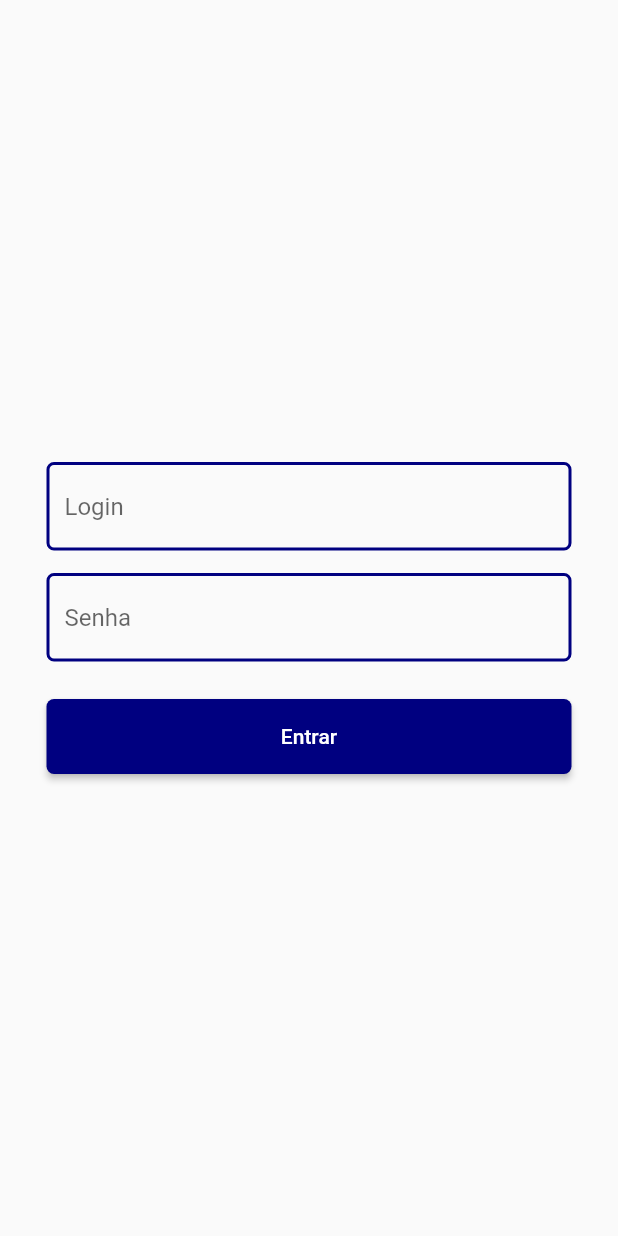
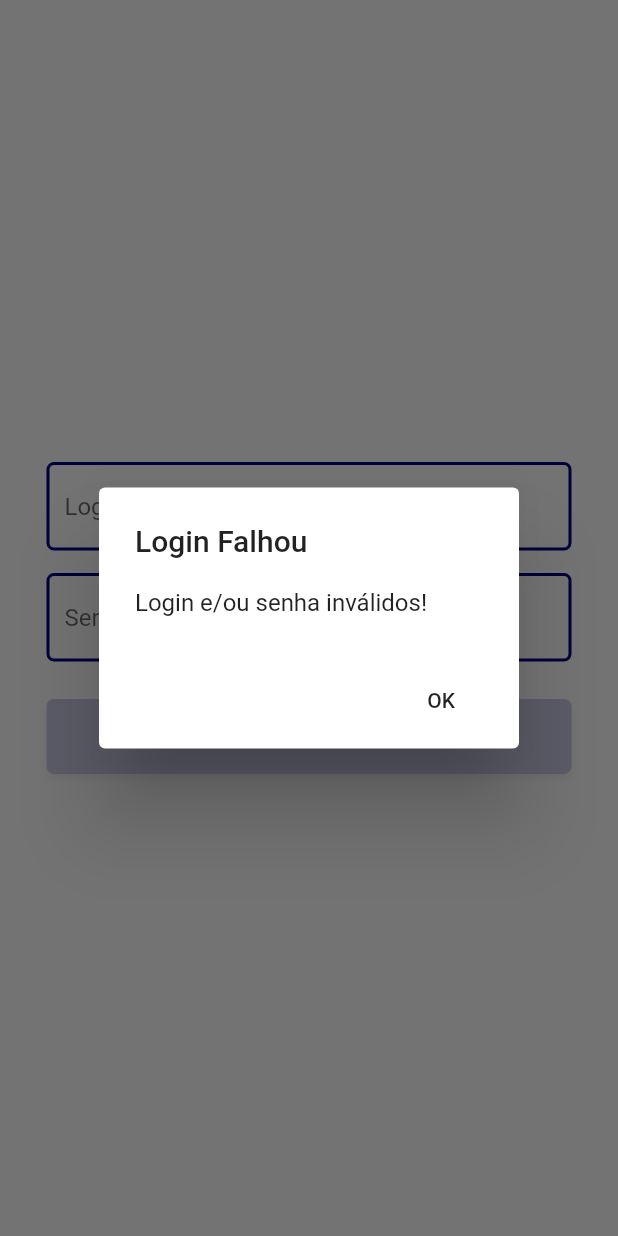
Before and after one commit to DCOMP-UFS/comunicalab-frontend, a Flutter app: the screen it shows after launch, after a tap on "Entrar", on a phone screen of 412 x 824 dp. Run offline on Flutter 3.47's test engine with Material 2 defaults, Android fonts, the phone set to English and light mode, and no system bars.

Commit message:
Checagem de login e senha validos implementada

```diff
--- a/lib/pages/login.dart
+++ b/lib/pages/login.dart
@@ -8,6 +8,9 @@ class LoginPage extends StatefulWidget {
 class _LoginPageState extends State<LoginPage> {
   var _opacity = 0.0;
   var _ifLogin = false;
+  var _ifLoading = false;
+  var _loginController = TextEditingController(),
+      _passwordController = TextEditingController();
 
   void initState() {
     super.initState();
@@ -31,6 +34,29 @@ class _LoginPageState extends State<LoginPage> {
     });
   }
 
+  void _handleConfirmation(BuildContext context){
+    if(_loginController.text == '' || _passwordController.text == '') {
+      setState(() => _ifLoading = true);
+      showDialog(
+          context: context,
+          builder: (BuildContext context) {
+            return AlertDialog(
+              title: Text('Login Falhou'),
+              content: Text('Login e/ou senha inválidos!'),
+              actions: <Widget>[
+                FlatButton(
+                  child: Text('OK'),
+                  onPressed: () {
+                    Navigator.of(context).pop();
+                    setState(() => _ifLoading = false);
+                  },
+                )
+              ],
+            );
+          });
+    }
+  }
+
   @override
   Widget build(BuildContext context) {
     return Scaffold(
@@ -46,6 +72,7 @@ class _LoginPageState extends State<LoginPage> {
                         mainAxisAlignment: MainAxisAlignment.center,
                         children: <Widget>[
                           TextField(
+                            controller: _loginController,
                             decoration: InputDecoration(
                               hintText: "Login",
                             ),
@@ -54,6 +81,7 @@ class _LoginPageState extends State<LoginPage> {
                           ),
                           Padding(padding: EdgeInsets.only(top: 15.0)),
                           TextField(
+                            controller: _passwordController,
                             obscureText: true,
                             decoration: InputDecoration(
                               hintText: "Senha",
@@ -62,7 +90,10 @@ class _LoginPageState extends State<LoginPage> {
                             style: TextStyle(fontSize: 16.0),
                           ),
                           Padding(padding: EdgeInsets.only(top: 25.0)),
-                          SizedBox(
+                          AnimatedOpacity(
+                            duration: Duration(milliseconds: 200),
+                            opacity: _ifLoading ? 0.2 : 1.0,
+                            child: SizedBox(
                               height: 50.0,
                               width: double.infinity,
                               child: RaisedButton(
@@ -70,9 +101,10 @@ class _LoginPageState extends State<LoginPage> {
                                     borderRadius: BorderRadius.circular(5.0)),
                                 color: Color(0xFF000080),
                                 textColor: Color(0xFFFFFFFF),
-                              onPressed: () {},
+                                onPressed: () => _handleConfirmation(context),
                                 child: new Text(
                                   "Entrar",
+                                ),
                               ),
                             ),
                           )
```
Lines whose indentation alone changed are shown as unchanged.
